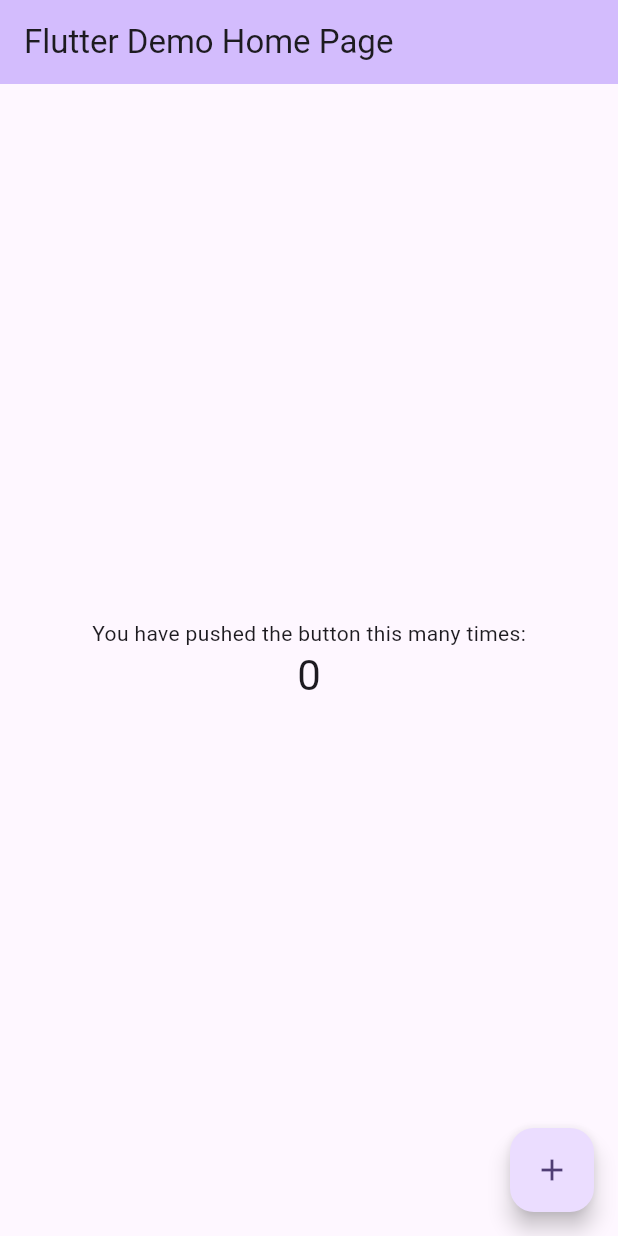
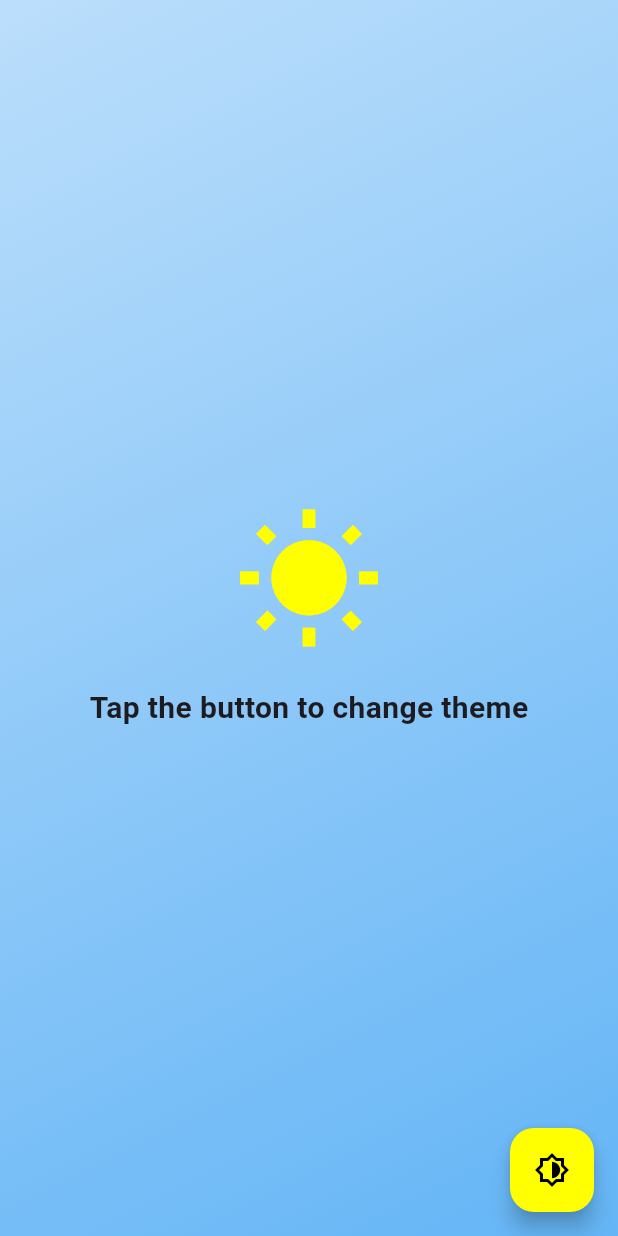
Before and after one commit to Mariam-Elkhelawy/Riverpod, a Flutter app: the screen it shows after launch, on a phone screen of 412 x 824 dp. Run offline on Flutter 3.47's test engine with Material 3 defaults, Android fonts, the phone set to English and light mode, and no system bars; our stand-ins replace flutter_riverpod.

Commit message:
using consumer widget

```diff
--- /dev/null
+++ b/lib/home.dart
@@ -0,0 +1,72 @@
+import 'package:flutter/material.dart';
+import 'package:flutter_riverpod/flutter_riverpod.dart';
+import 'package:riverpod_package/riverpod.dart';
+
+class HomeScreen extends ConsumerWidget {
+  const HomeScreen({super.key});
+
+  @override
+  Widget build(BuildContext context, WidgetRef ref) {
+
+    return Scaffold(
+      body: AnimatedContainer(
+        duration: const Duration(seconds: 1),
+        curve: Curves.easeInOut,
+        decoration: BoxDecoration(
+          gradient: LinearGradient(
+            colors: ref.watch(isLightTheme)
+                ? [Colors.blue[100]!, Colors.blue[300]!]
+                : [Colors.blueGrey[900]!, Colors.black],
+            begin: Alignment.topLeft,
+            end: Alignment.bottomRight,
+          ),
+        ),
+        child: Center(
+          child: Column(
+            mainAxisAlignment: MainAxisAlignment.center,
+            children: [
+              AnimatedSwitcher(
+                duration: const Duration(milliseconds: 500),
+
+                child: ref.watch(isLightTheme)
+
+                    ? const Icon(
+                        Icons.wb_sunny,
+                        key: ValueKey('light'),
+                        size: 100,
+                        color: Colors.yellowAccent,
+                      )
+                    : const Icon(
+                        Icons.nights_stay,
+                        key: ValueKey('dark'),
+                        size: 100,
+                        color: Colors.blueAccent,
+                      ),
+              ),
+              const SizedBox(height: 20),
+              Text(
+                'Tap the button to change theme',
+                style: Theme.of(context).textTheme.bodyMedium,
+              ),
+            ],
+          ),
+        ),
+      ),
+      floatingActionButton: FloatingActionButton(
+
+        onPressed: () {
+          ref.read(isLightTheme.notifier).state =
+              !ref.read(isLightTheme.notifier).state;
+        },
+
+        backgroundColor:
+            ref.watch(isLightTheme) ? Colors.yellowAccent : Colors.blueAccent,
+        child: Icon(
+          Icons.brightness_6_outlined,
+          size: 24,
+          color: ref.watch(isLightTheme) ? Colors.black : Colors.white,
+        ),
+      ),
+    );
+  }
+}
--- a/lib/main.dart
+++ b/lib/main.dart
@@ -1,125 +1,41 @@
 import 'package:flutter/material.dart';
+import 'package:flutter_riverpod/flutter_riverpod.dart';
+import 'package:riverpod_package/home.dart';
+import 'package:riverpod_package/riverpod.dart';
 
 void main() {
-  runApp(const MyApp());
+  runApp(
+    const ProviderScope(
+      child: Riverpod(),
+    ),
+  );
 }
 
-class MyApp extends StatelessWidget {
-  const MyApp({super.key});
+class Riverpod extends ConsumerWidget {
+  const Riverpod({super.key});
+  @override
+  Widget build(BuildContext context, WidgetRef ref) {
 
-  // This widget is the root of your application.
-  @override
-  Widget build(BuildContext context) {
     return MaterialApp(
-      title: 'Flutter Demo',
+      debugShowCheckedModeBanner: false,
+
+      themeMode: ref.watch(isLightTheme) ? ThemeMode.light : ThemeMode.dark,
+
       theme: ThemeData(
-        // This is the theme of your application.
-        //
-        // TRY THIS: Try running your application with "flutter run". You'll see
-        // the application has a purple toolbar. Then, without quitting the app,
-        // try changing the seedColor in the colorScheme below to Colors.green
-        // and then invoke "hot reload" (save your changes or press the "hot
-        // reload" button in a Flutter-supported IDE, or press "r" if you used
-        // the command line to start the app).
-        //
-        // Notice that the counter didn't reset back to zero; the application
-        // state is not lost during the reload. To reset the state, use hot
-        // restart instead.
-        //
-        // This works for code too, not just values: Most code changes can be
-        // tested with just a hot reload.
-        colorScheme: ColorScheme.fromSeed(seedColor: Colors.deepPurple),
-        useMaterial3: true,
+        brightness: Brightness.light,
+        primarySwatch: Colors.blue,
+        textTheme: const TextTheme(
+          bodyMedium: TextStyle(fontSize: 20, fontWeight: FontWeight.bold),
+        ),
       ),
-      home: const MyHomePage(title: 'Flutter Demo Home Page'),
+      darkTheme: ThemeData(
+        brightness: Brightness.dark,
+        primarySwatch: Colors.amber,
+        textTheme: const TextTheme(
+          bodyMedium: TextStyle(fontSize: 20, fontWeight: FontWeight.bold),
+        ),
+      ),
+      home: const HomeScreen(),
     );
   }
 }
-
-class MyHomePage extends StatefulWidget {
-  const MyHomePage({super.key, required this.title});
-
-  // This widget is the home page of your application. It is stateful, meaning
-  // that it has a State object (defined below) that contains fields that affect
-  // how it looks.
-
-  // This class is the configuration for the state. It holds the values (in this
-  // case the title) provided by the parent (in this case the App widget) and
-  // used by the build method of the State. Fields in a Widget subclass are
-  // always marked "final".
-
-  final String title;
-
-  @override
-  State<MyHomePage> createState() => _MyHomePageState();
-}
-
-class _MyHomePageState extends State<MyHomePage> {
-  int _counter = 0;
-
-  void _incrementCounter() {
-    setState(() {
-      // This call to setState tells the Flutter framework that something has
-      // changed in this State, which causes it to rerun the build method below
-      // so that the display can reflect the updated values. If we changed
-      // _counter without calling setState(), then the build method would not be
-      // called again, and so nothing would appear to happen.
-      _counter++;
-    });
-  }
-
-  @override
-  Widget build(BuildContext context) {
-    // This method is rerun every time setState is called, for instance as done
-    // by the _incrementCounter method above.
-    //
-    // The Flutter framework has been optimized to make rerunning build methods
-    // fast, so that you can just rebuild anything that needs updating rather
-    // than having to individually change instances of widgets.
-    return Scaffold(
-      appBar: AppBar(
-        // TRY THIS: Try changing the color here to a specific color (to
-        // Colors.amber, perhaps?) and trigger a hot reload to see the AppBar
-        // change color while the other colors stay the same.
-        backgroundColor: Theme.of(context).colorScheme.inversePrimary,
-        // Here we take the value from the MyHomePage object that was created by
-        // the App.build method, and use it to set our appbar title.
-        title: Text(widget.title),
-      ),
-      body: Center(
-        // Center is a layout widget. It takes a single child and positions it
-        // in the middle of the parent.
-        child: Column(
-          // Column is also a layout widget. It takes a list of children and
-          // arranges them vertically. By default, it sizes itself to fit its
-          // children horizontally, and tries to be as tall as its parent.
-          //
-          // Column has various properties to control how it sizes itself and
-          // how it positions its children. Here we use mainAxisAlignment to
-          // center the children vertically; the main axis here is the vertical
-          // axis because Columns are vertical (the cross axis would be
-          // horizontal).
-          //
-          // TRY THIS: Invoke "debug painting" (choose the "Toggle Debug Paint"
-          // action in the IDE, or press "p" in the console), to see the
-          // wireframe for each widget.
-          mainAxisAlignment: MainAxisAlignment.center,
-          children: <Widget>[
-            const Text(
-              'You have pushed the button this many times:',
-            ),
-            Text(
-              '$_counter',
-              style: Theme.of(context).textTheme.headlineMedium,
-            ),
-          ],
-        ),
-      ),
-      floatingActionButton: FloatingActionButton(
-        onPressed: _incrementCounter,
-        tooltip: 'Increment',
-        child: const Icon(Icons.add),
-      ), // This trailing comma makes auto-formatting nicer for build methods.
-    );
-  }
-}
--- /dev/null
+++ b/lib/riverpod.dart
@@ -0,0 +1,3 @@
+import 'package:flutter_riverpod/flutter_riverpod.dart';
+
+final isLightTheme = StateProvider<bool>((ref) => true);
```
Also changed, not shown: pubspec.yaml (+5 -61 lines), pubspec.lock, 1 other file.
